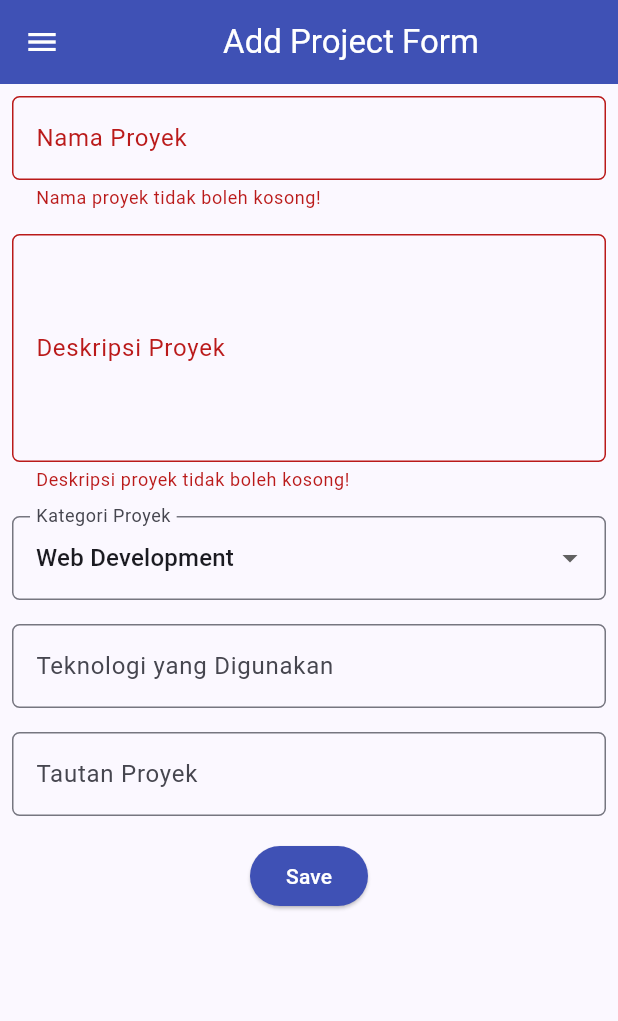
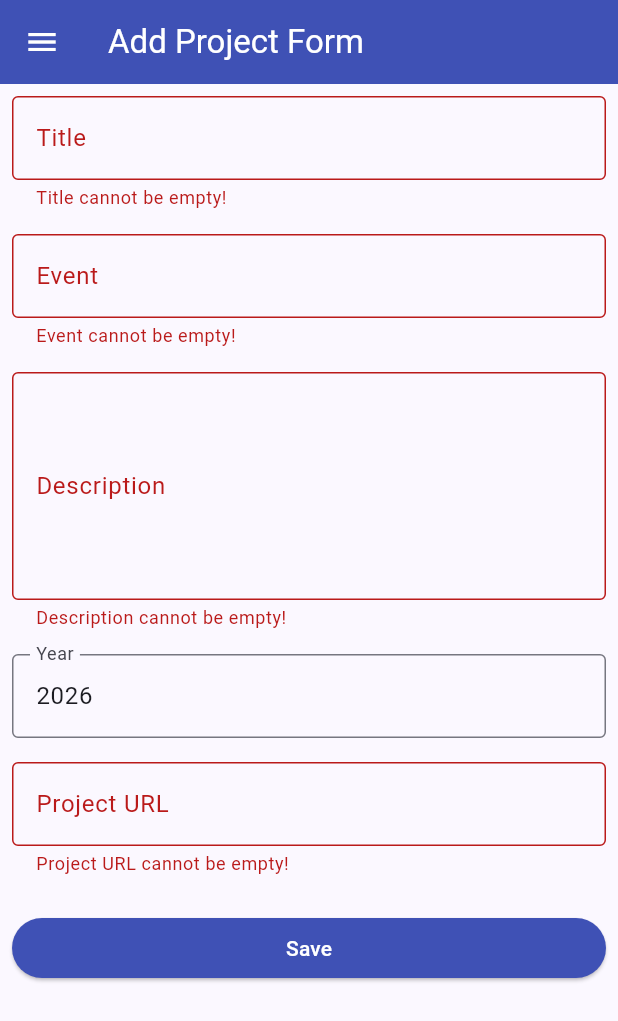
Before and after one commit to zulfa-rahmi/myportfolio_mobile, a Flutter app: the ProjectFormPage screen opened directly, after a tap on "Save", on a phone screen of 412 x 824 dp. Shown: the top 1021 px of the screen. Run offline on Flutter 3.47's test engine with Material 3 defaults, Android fonts, the phone set to English and light mode, and no system bars; generated files the repository leaves out were written again.

Commit message:
feat: integrate authentication and project submission

```diff
--- a/lib/main.dart
+++ b/lib/main.dart
@@ -1,16 +1,26 @@
 import 'package:flutter/material.dart';
 import 'package:myportofolio_mobile/screens/menu.dart';
+import 'package:myportofolio_mobile/services/api_client.dart';
+import 'package:myportofolio_mobile/services/auth_state.dart';
+import 'package:provider/provider.dart';
 
 void main() {
-  runApp(const MyApp());
+  runApp(MyApp(apiClient: ApiClient()));
 }
 
 class MyApp extends StatelessWidget {
-  const MyApp({super.key});
+  const MyApp({required this.apiClient, super.key});
+
+  final ApiClient apiClient;
 
   @override
   Widget build(BuildContext context) {
-    return MaterialApp(
+    return MultiProvider(
+      providers: [
+        Provider.value(value: apiClient),
+        ChangeNotifierProvider(create: (context) => AuthState(apiClient)),
+      ],
+      child: MaterialApp(
         title: 'MyPortfolio',
         theme: ThemeData(
           colorScheme: ColorScheme.fromSeed(
@@ -20,6 +30,7 @@ class MyApp extends StatelessWidget {
           useMaterial3: true,
         ),
         home: MyHomePage(),
+      ),
     );
   }
 }
--- a/lib/screens/project_form.dart
+++ b/lib/screens/project_form.dart
@@ -1,5 +1,10 @@
 import 'package:flutter/material.dart';
+import 'package:myportofolio_mobile/models/project.dart';
+import 'package:myportofolio_mobile/services/api_client.dart';
+import 'package:myportofolio_mobile/services/auth_state.dart';
+import 'package:myportofolio_mobile/widgets/auth_guard.dart';
 import 'package:myportofolio_mobile/widgets/left_drawer.dart';
+import 'package:provider/provider.dart';
 
 class ProjectFormPage extends StatefulWidget {
   const ProjectFormPage({super.key});
@@ -11,32 +16,96 @@ class ProjectFormPage extends StatefulWidget {
 class _ProjectFormPageState extends State<ProjectFormPage> {
   final _formKey = GlobalKey<FormState>();
 
-  String _projectName = "";
-  String _description = "";
-  String _category = "Web Development"; // default
-  String _technologies = "";
-  String _projectLink = "";
+  String _title = '';
+  String _event = '';
+  String _description = '';
+  String _year = DateTime.now().year.toString();
+  String _projectUrl = '';
+  bool _isSubmitting = false;
 
-  // Dinaikkan setiap form di-reset agar dropdown dibangun ulang dengan nilai awal.
-  int _resetCount = 0;
+  bool _isValidUrl(String value) {
+    final uri = Uri.tryParse(value);
+    return uri != null &&
+        (uri.scheme == 'http' || uri.scheme == 'https') &&
+        uri.host.isNotEmpty;
+  }
 
-  final List<String> _categories = [
-    'Web Development',
-    'Mobile Development',
-    'Machine Learning',
-    'Data Science',
-    'Other',
-  ];
+  Future<void> _submit() async {
+    if (!_formKey.currentState!.validate()) return;
+
+    setState(() => _isSubmitting = true);
+
+    try {
+      final loggedIn = await ensureLoggedIn(context);
+      if (!mounted || !loggedIn) return;
+
+      final token = context.read<AuthState>().token;
+      if (token == null) return;
+
+      final newProject = Project(
+        title: _title.trim(),
+        event: _event.trim(),
+        description: _description.trim(),
+        year: int.parse(_year),
+        projectUrl: _projectUrl.trim(),
+      );
+
+      await context.read<ApiClient>().createProject(newProject, token: token);
+
+      if (!mounted) return;
+
+      await showDialog<void>(
+        context: context,
+        builder: (dialogContext) => AlertDialog(
+          title: const Text('Success!'),
+          content: const Text('Project successfully created.'),
+          actions: [
+            TextButton(
+              onPressed: () => Navigator.pop(dialogContext),
+              child: const Text('OK'),
+            ),
+          ],
+        ),
+      );
+
+      if (!mounted) return;
+      Navigator.pop(context);
+    } on ApiException catch (e) {
+      if (!mounted) return;
+
+      if (e.statusCode == 401) {
+        await context.read<AuthState>().logout();
+        if (!mounted) return;
+
+        ScaffoldMessenger.of(context).showSnackBar(
+          const SnackBar(content: Text('Session expired. Please login again.')),
+        );
+        await ensureLoggedIn(context);
+      } else {
+        ScaffoldMessenger.of(context).showSnackBar(
+          SnackBar(
+            content: Text('Failed: ${e.message}'),
+            duration: const Duration(seconds: 10),
+          ),
+        );
+      }
+    } catch (e) {
+      if (!mounted) return;
+
+      ScaffoldMessenger.of(context)
+          .showSnackBar(SnackBar(content: Text('An error occurred: $e')));
+    } finally {
+      if (mounted) {
+        setState(() => _isSubmitting = false);
+      }
+    }
+  }
 
   @override
   Widget build(BuildContext context) {
     return Scaffold(
       appBar: AppBar(
-        title: const Center(
-          child: Text(
-            'Add Project Form',
-          ),
-        ),
+        title: const Text('Add Project Form'),
         backgroundColor: Colors.indigo,
         foregroundColor: Colors.white,
       ),
@@ -44,183 +113,107 @@ class _ProjectFormPageState extends State<ProjectFormPage> {
       body: Form(
         key: _formKey,
         child: SingleChildScrollView(
+          padding: const EdgeInsets.all(8),
           child: Column(
-            crossAxisAlignment: CrossAxisAlignment.start,
             children: [
-              // === Project Name ===
-              Padding(
-                padding: const EdgeInsets.all(8.0),
-                child: TextFormField(
-                  decoration: InputDecoration(
-                    hintText: "Nama Proyek",
-                    labelText: "Nama Proyek",
-                    border: OutlineInputBorder(
-                      borderRadius: BorderRadius.circular(5.0),
+              TextFormField(
+                decoration: const InputDecoration(
+                  labelText: 'Title',
+                  border: OutlineInputBorder(),
                 ),
-                  ),
-                  onChanged: (String? value) {
-                    setState(() {
-                      _projectName = value!;
-                    });
-                  },
-                  validator: (String? value) {
+                onChanged: (value) => _title = value,
+                validator: (value) {
                   if (value == null || value.trim().isEmpty) {
-                      return "Nama proyek tidak boleh kosong!";
+                    return 'Title cannot be empty!';
                   }
                   return null;
                 },
               ),
+              const SizedBox(height: 16),
+              TextFormField(
+                decoration: const InputDecoration(
+                  labelText: 'Event',
+                  hintText: 'Example: BCC BCA 2026',
+                  border: OutlineInputBorder(),
                 ),
-
-              // === Description ===
-              Padding(
-                padding: const EdgeInsets.all(8.0),
-                child: TextFormField(
-                  maxLines: 5,
-                  decoration: InputDecoration(
-                    hintText: "Deskripsi Proyek",
-                    labelText: "Deskripsi Proyek",
-                    border: OutlineInputBorder(
-                      borderRadius: BorderRadius.circular(5.0),
-                    ),
-                  ),
-                  onChanged: (String? value) {
-                    setState(() {
-                      _description = value!;
-                    });
-                  },
-                  validator: (String? value) {
+                onChanged: (value) => _event = value,
+                validator: (value) {
                   if (value == null || value.trim().isEmpty) {
-                      return "Deskripsi proyek tidak boleh kosong!";
+                    return 'Event cannot be empty!';
                   }
                   return null;
                 },
               ),
+              const SizedBox(height: 16),
+              TextFormField(
+                maxLines: 5,
+                decoration: const InputDecoration(
+                  labelText: 'Description',
+                  border: OutlineInputBorder(),
                 ),
-
-              // === Category ===
-              Padding(
-                padding: const EdgeInsets.all(8.0),
-                child: DropdownButtonFormField<String>(
-                  key: ValueKey('category-$_resetCount'),
-                  decoration: InputDecoration(
-                    labelText: "Kategori Proyek",
-                    border: OutlineInputBorder(
-                      borderRadius: BorderRadius.circular(5.0),
-                    ),
-                  ),
-                  initialValue: _category,
-                  items: _categories
-                      .map((category) => DropdownMenuItem(
-                            value: category,
-                            child: Text(category),
-                          ))
-                      .toList(),
-                  onChanged: (String? newValue) {
-                    setState(() {
-                      _category = newValue!;
-                    });
+                onChanged: (value) => _description = value,
+                validator: (value) {
+                  if (value == null || value.trim().isEmpty) {
+                    return 'Description cannot be empty!';
+                  }
+                  return null;
                 },
               ),
+              const SizedBox(height: 16),
+              TextFormField(
+                initialValue: _year,
+                keyboardType: TextInputType.number,
+                decoration: const InputDecoration(
+                  labelText: 'Year',
+                  hintText: '1900–2099',
+                  border: OutlineInputBorder(),
                 ),
-
-              // === Technologies ===
-              Padding(
-                padding: const EdgeInsets.all(8.0),
-                child: TextFormField(
-                  decoration: InputDecoration(
-                    hintText: "Contoh: Flutter, Django, Figma",
-                    labelText: "Teknologi yang Digunakan",
-                    border: OutlineInputBorder(
-                      borderRadius: BorderRadius.circular(5.0),
-                    ),
-                  ),
-                  onChanged: (String? value) {
-                    setState(() {
-                      _technologies = value!;
-                    });
+                onChanged: (value) => _year = value,
+                validator: (value) {
+                  final year = int.tryParse(value ?? '');
+                  if (year == null || year < 1900 || year > 2099) {
+                    return 'Year must be between 1900 and 2099!';
+                  }
+                  return null;
                 },
               ),
+              const SizedBox(height: 16),
+              TextFormField(
+                decoration: const InputDecoration(
+                  labelText: 'Project URL',
+                  hintText: 'https://example.com',
+                  border: OutlineInputBorder(),
                 ),
-
-              // === Project Link ===
-              Padding(
-                padding: const EdgeInsets.all(8.0),
-                child: TextFormField(
-                  decoration: InputDecoration(
-                    hintText: "URL Proyek (opsional)",
-                    labelText: "Tautan Proyek",
-                    border: OutlineInputBorder(
-                      borderRadius: BorderRadius.circular(5.0),
-                    ),
-                  ),
-                  onChanged: (String? value) {
-                    setState(() {
-                      _projectLink = value!;
-                    });
+                onChanged: (value) => _projectUrl = value,
+                validator: (value) {
+                  if (value == null || value.trim().isEmpty) {
+                    return 'Project URL cannot be empty!';
+                  }
+                  if (!_isValidUrl(value.trim())) {
+                    return 'Enter a valid URL (http/https)!';
+                  }
+                  return null;
                 },
               ),
+              const SizedBox(height: 24),
+              SizedBox(
+                width: double.infinity,
+                child: ElevatedButton(
+                  style: ElevatedButton.styleFrom(
+                    backgroundColor: Colors.indigo,
+                    foregroundColor: Colors.white,
                   ),
-
-              // === Tombol Simpan ===
-              Align(
-                alignment: Alignment.bottomCenter,
-                child: Padding(
-                  padding: const EdgeInsets.all(8.0),
-                  child: ElevatedButton(
-                    style: ButtonStyle(
-                      backgroundColor:
-                          WidgetStateProperty.all(Colors.indigo),
+                  onPressed: _isSubmitting ? null : _submit,
+                  child: _isSubmitting
+                      ? const SizedBox(
+                          height: 20,
+                          width: 20,
+                          child: CircularProgressIndicator(
+                            strokeWidth: 2,
+                            color: Colors.white,
                           ),
-                    onPressed: () {
-                      if (_formKey.currentState!.validate()) {
-                        showDialog(
-                          context: context,
-                          builder: (context) {
-                            return AlertDialog(
-                              title: const Text('Proyek berhasil ditambahkan!'),
-                              content: SingleChildScrollView(
-                                child: Column(
-                                  crossAxisAlignment: CrossAxisAlignment.start,
-                                  children: [
-                                    Text('Nama Proyek: $_projectName'),
-                                    Text('Deskripsi: $_description'),
-                                    Text('Kategori: $_category'),
-                                    Text('Teknologi: $_technologies'),
-                                    Text('Tautan: $_projectLink'),
-                                  ],
-                                ),
-                              ),
-                              actions: [
-                                TextButton(
-                                  child: const Text('OK'),
-                                  onPressed: () {
-                                    Navigator.pop(context);
-                                    _formKey.currentState!.reset();
-                                    // reset() hanya mengosongkan tampilan field,
-                                    // jadi variabel penyimpan input ikut direset
-                                    // agar sesuai dengan tampilan form.
-                                    setState(() {
-                                      _projectName = "";
-                                      _description = "";
-                                      _category = "Web Development";
-                                      _technologies = "";
-                                      _projectLink = "";
-                                      _resetCount++;
-                                    });
-                                  },
-                                ),
-                              ],
-                            );
-                          },
-                        );
-                      }
-                    },
-                    child: const Text(
-                      "Save",
-                      style: TextStyle(color: Colors.white),
-                    ),
-                  ),
+                        )
+                      : const Text('Save'),
                 ),
               ),
             ],
--- a/lib/widgets/left_drawer.dart
+++ b/lib/widgets/left_drawer.dart
@@ -2,19 +2,23 @@ import 'package:flutter/material.dart';
 import 'package:myportofolio_mobile/screens/experience_form.dart';
 import 'package:myportofolio_mobile/screens/menu.dart';
 import 'package:myportofolio_mobile/screens/project_form.dart';
+import 'package:myportofolio_mobile/screens/login_screen.dart';
+import 'package:myportofolio_mobile/services/auth_state.dart';
+import 'package:myportofolio_mobile/widgets/auth_guard.dart';
+import 'package:provider/provider.dart';
 
 class LeftDrawer extends StatelessWidget {
   const LeftDrawer({super.key});
 
   @override
   Widget build(BuildContext context) {
+    final isLoggedIn = context.watch<AuthState>().isLoggedIn;
+
     return Drawer(
       child: ListView(
         children: [
           const DrawerHeader(
-            decoration: BoxDecoration(
-              color: Colors.indigo,
-            ),
+            decoration: BoxDecoration(color: Colors.indigo),
             child: Column(
               crossAxisAlignment: CrossAxisAlignment.start,
               children: [
@@ -29,10 +33,7 @@ class LeftDrawer extends StatelessWidget {
                 SizedBox(height: 10),
                 Text(
                   'Explore personal projects and experiences!',
-                  style: TextStyle(
-                    fontSize: 15,
-                    color: Colors.white,
-                  ),
+                  style: TextStyle(fontSize: 15, color: Colors.white),
                 ),
               ],
             ),
@@ -40,22 +41,21 @@ class LeftDrawer extends StatelessWidget {
           ListTile(
             leading: const Icon(Icons.home_outlined),
             title: const Text('Home'),
-            // Navigasi ke halaman utama portofolio
             onTap: () {
               Navigator.pushReplacement(
                 context,
-                MaterialPageRoute(
-                  builder: (context) => MyHomePage(),
-                ),
+                MaterialPageRoute(builder: (context) => MyHomePage()),
               );
             },
           ),
           ListTile(
             leading: const Icon(Icons.add_circle_outline),
             title: const Text('Add Project'),
-            // Navigasi ke halaman tambah proyek
-            onTap: () {
-              Navigator.pushReplacement(
+            onTap: () async {
+              final loggedIn = await ensureLoggedIn(context);
+              if (!context.mounted || !loggedIn) return;
+
+              Navigator.push(
                 context,
                 MaterialPageRoute(
                   builder: (context) => const ProjectFormPage(),
@@ -66,9 +66,11 @@ class LeftDrawer extends StatelessWidget {
           ListTile(
             leading: const Icon(Icons.work_outline),
             title: const Text('Add Experience'),
-            // Navigasi ke halaman tambah pengalaman
-            onTap: () {
-              Navigator.pushReplacement(
+            onTap: () async {
+              final loggedIn = await ensureLoggedIn(context);
+              if (!context.mounted || !loggedIn) return;
+
+              Navigator.push(
                 context,
                 MaterialPageRoute(
                   builder: (context) => const ExperienceFormPage(),
@@ -76,6 +78,39 @@ class LeftDrawer extends StatelessWidget {
               );
             },
           ),
+          if (!isLoggedIn)
+            ListTile(
+              leading: const Icon(Icons.login),
+              title: const Text('Login'),
+              onTap: () {
+                Navigator.push(
+                  context,
+                  MaterialPageRoute(builder: (context) => const LoginScreen()),
+                );
+              },
+            )
+          else
+            ListTile(
+              leading: const Icon(Icons.logout),
+              title: const Text('Logout'),
+              onTap: () async {
+                try {
+                  await context.read<AuthState>().logout();
+
+                  if (!context.mounted) return;
+
+                  ScaffoldMessenger.of(context).showSnackBar(
+                    const SnackBar(content: Text('Logout successful!')),
+                  );
+                } catch (e) {
+                  if (!context.mounted) return;
+
+                  ScaffoldMessenger.of(
+                    context,
+                  ).showSnackBar(SnackBar(content: Text('Logout failed: $e')));
+                }
+              },
+            ),
         ],
       ),
     );
```
Also changed, not shown: lib/widgets/project_card.dart (+62 -34 lines), 1 other file. Lines whose indentation alone changed are shown as unchanged.
